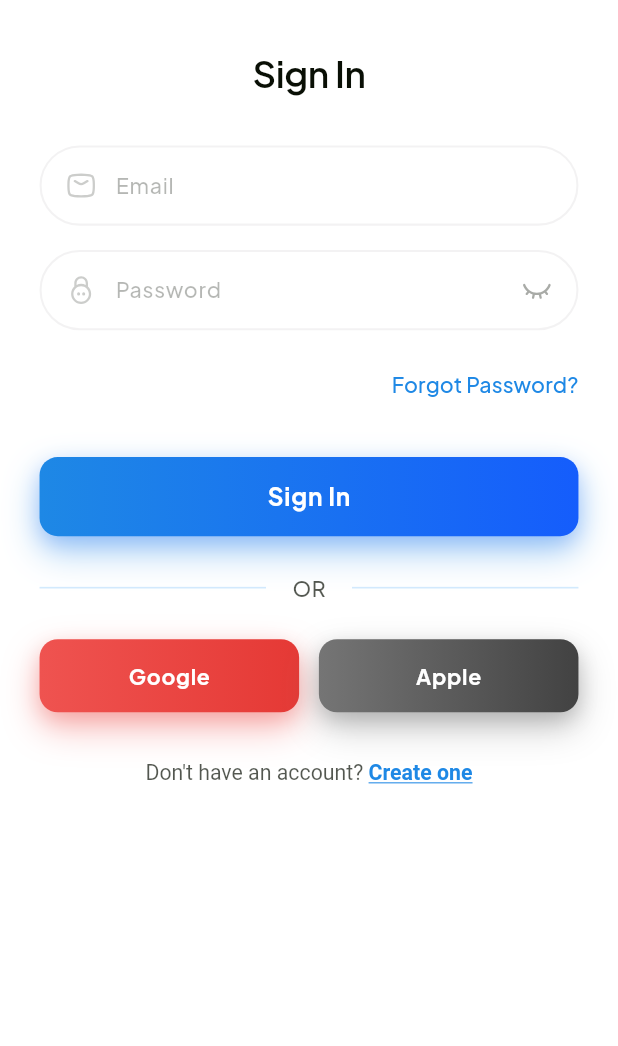
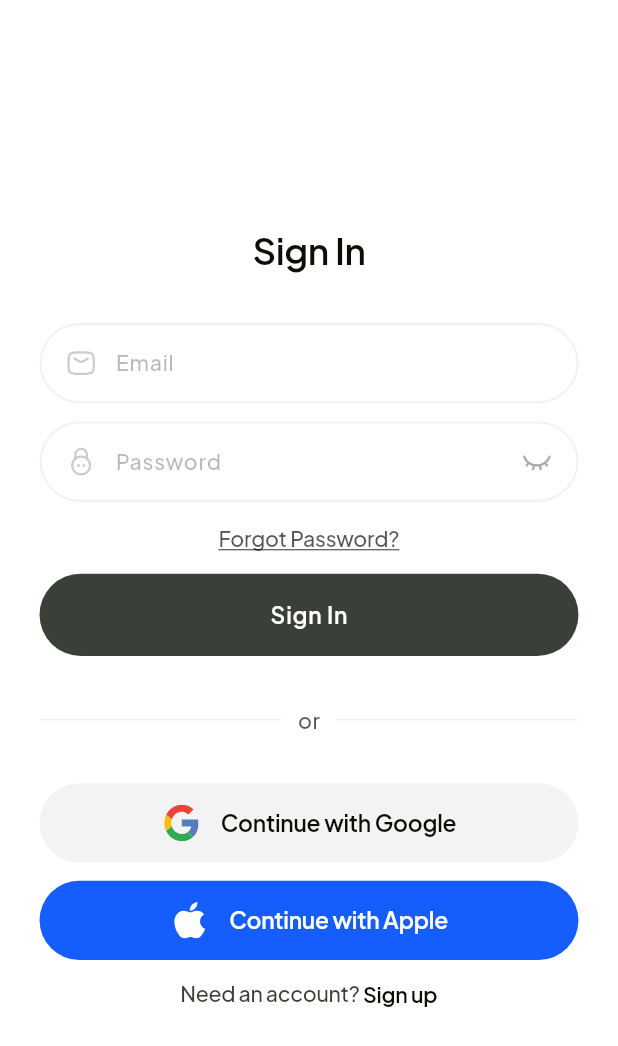
Before and after one commit to Iamsakeeb10/blue-leaf-guide, a Flutter app: the screen it shows after launch, after a tap on "Sign in", on a phone screen of 412 x 824 dp. Shown: the top 1046 px of the screen. Run offline on Flutter 3.47's test engine with Material 3 defaults, Android fonts, the phone set to English and light mode, and no system bars; our stand-ins replace flutter_screenutil, flutter_svg, go_router, google_fonts.

Commit message:
finished sign in screen

```diff
--- a/lib/features/auth/presentation/screens/sign_in_screen.dart
+++ b/lib/features/auth/presentation/screens/sign_in_screen.dart
@@ -2,7 +2,6 @@
 import 'package:flutter_screenutil/flutter_screenutil.dart';
 
 import '../../../../app/theme/app_colors.dart';
-import '../../../../app/utils/sizes.dart';
 import '../../../../shared/widgets/button.dart';
 import '../../../../shared/widgets/text_field.dart' as CustomTextField;
 import '../../../onboarding/presentation/widgets/onboarding_widgets.dart';
@@ -17,22 +16,27 @@
 
     return Scaffold(
       backgroundColor: Colors.white,
+      resizeToAvoidBottomInset: true,
       body: SafeArea(
         child: LayoutBuilder(
           builder: (context, constraints) {
             return SingleChildScrollView(
-              padding: EdgeInsets.symmetric(horizontal: 24.w, vertical: 32.h),
+              physics: const BouncingScrollPhysics(),
               child: ConstrainedBox(
                 constraints: BoxConstraints(minHeight: constraints.maxHeight),
-                child: IntrinsicHeight(
+                child: Padding(
+                  padding: EdgeInsets.symmetric(
+                    horizontal: 24.w,
+                    vertical: 32.h,
+                  ),
+                  child: Center(
                     child: Column(
+                      mainAxisSize: MainAxisSize.min,
                       crossAxisAlignment: CrossAxisAlignment.stretch,
                       children: [
-                      // Title
                         const OnboardingTitle(text: 'Sign In'),
                         SizedBox(height: 32.h),
 
-                      // Email Field
                         CustomTextField.TextField(
                           controller: emailController,
                           label: 'Email',
@@ -41,9 +45,8 @@
                           textInputAction: TextInputAction.next,
                           prefixIconSvg: 'assets/icons/svg/mail.svg',
                         ),
-                      SizedBox(height: 16.h),
+                        SizedBox(height: 12.h),
 
-                      // Password Field
                         CustomTextField.TextField(
                           controller: passwordController,
                           label: 'Password',
@@ -53,11 +56,9 @@
                           suffixIconSvg: 'assets/icons/svg/eye-closed.svg',
                           prefixIconSvg: 'assets/icons/svg/lock.svg',
                         ),
-                      SizedBox(height: 12.h),
 
-                      // Forgot Password
                         Align(
-                        alignment: Alignment.centerRight,
+                          alignment: Alignment.center,
                           child: TextButton(
                             onPressed: () {},
                             style: TextButton.styleFrom(
@@ -67,113 +68,90 @@
                             child: Text(
                               'Forgot Password?',
                               style: TextStyle(
-                              fontSize: AppFontSize.s14,
-                              color: AppColors.primary,
+                                color: AppColors.textPrimary.withOpacity(0.7),
+                                fontSize: 14.sp, // Font Size/14
+                                height: 1.40, // line-height: 140%
+                                letterSpacing: -0.01 * 14, // -1% of font size
+                                decoration: TextDecoration.underline,
+                                decorationStyle: TextDecorationStyle.solid,
+                                decorationThickness:
+                                    0.07 * 14, // 7% of font-size
+                                decorationColor: AppColors
+                                    .textPrimary, // optional: matches text color
                                 fontWeight: FontWeight.w500,
                               ),
                             ),
                           ),
                         ),
-                      SizedBox(height: 24.h),
-
-                      // Sign In Button
                         Button(
                           onPressed: () {},
                           text: 'Sign In',
-                        height: 52.h,
-                        borderRadius: BorderRadius.circular(12.r),
-                        fontSize: AppFontSize.s16,
+                          height: 54.h,
+                          borderRadius: BorderRadius.circular(32.r),
+                          fontSize: 15.sp,
+                          fontWeight: FontWeight.w600,
+                          textColor: Colors.white,
+                          backgroundColor: AppColors.textPrimary.withOpacity(
+                            0.8,
                           ),
-                      SizedBox(height: 24.h),
+                        ),
+                        SizedBox(height: 32.h),
 
-                      // OR Divider
                         Row(
                           children: [
                             Expanded(
                               child: Divider(
-                              color: AppColors.tint.withOpacity(0.4),
+                                color: AppColors.textPrimary.withOpacity(0.05),
                                 thickness: 1.w,
                               ),
                             ),
                             Padding(
-                            padding: EdgeInsets.symmetric(horizontal: 16.w),
+                              padding: EdgeInsets.symmetric(horizontal: 10.w),
                               child: Text(
-                              'OR',
+                                'or',
                                 style: TextStyle(
-                                fontSize: AppFontSize.s14,
-                                color: AppColors.textSecondary,
+                                  fontSize: 14.sp,
+                                  color: AppColors.textPrimary.withOpacity(0.7),
                                   fontWeight: FontWeight.w500,
                                 ),
                               ),
                             ),
                             Expanded(
                               child: Divider(
-                              color: AppColors.tint.withOpacity(0.4),
+                                color: AppColors.textPrimary.withOpacity(0.05),
                                 thickness: 1.w,
-                            ),
-                          ),
-                        ],
-                      ),
-                      SizedBox(height: 24.h),
-
-                      // Social Buttons
-                      Row(
-                        children: [
-                          Expanded(
-                            child: Button(
-                              onPressed: () {},
-                              text: 'Google',
-                              height: 48.h,
-                              borderRadius: BorderRadius.circular(12.r),
-                              fontSize: AppFontSize.s14,
-                              gradientColors: [
-                                Colors.red[400]!,
-                                Colors.red[600]!,
-                              ],
-                            ),
-                          ),
-                          SizedBox(width: 12.w),
-                          Expanded(
-                            child: Button(
-                              onPressed: () {},
-                              text: 'Apple',
-                              height: 48.h,
-                              borderRadius: BorderRadius.circular(12.r),
-                              fontSize: AppFontSize.s14,
-                              gradientColors: [
-                                Colors.grey[600]!,
-                                Colors.grey[800]!,
-                              ],
                               ),
                             ),
                           ],
                         ),
                         SizedBox(height: 32.h),
 
-                      // Sign Up Link
-                      Center(
-                        child: RichText(
-                          text: TextSpan(
-                            text: "Don't have an account? ",
-                            style: TextStyle(
-                              fontSize: AppFontSize.s14,
-                              color: AppColors.textSecondary,
-                              fontWeight: FontWeight.w400,
+                        SocialButton(
+                          icon: 'assets/icons/svg/google.svg',
+                          text: 'Continue with Google',
+                          onTap: () {},
                         ),
-                            children: [
-                              TextSpan(
-                                text: 'Create one',
-                                style: TextStyle(
-                                  color: AppColors.primary,
-                                  fontWeight: FontWeight.w600,
-                                  decoration: TextDecoration.underline,
+
+                        SizedBox(height: 12.h),
+
+                        SocialButton(
+                          icon: 'assets/icons/svg/apple.svg',
+                          text: 'Continue with Apple',
+                          backgroundColor: AppColors.brand500,
+                          textColor: Colors.white,
+                          onTap: () {},
                         ),
+                        SizedBox(height: 12.h),
+
+                        AlreadyHaveAccountText(
+                          firstText: "Need an account? ",
+                          secondText: "Sign up",
+                          onSecondTextTap: () {
+                            // Custom navigation
+                          },
                         ),
                       ],
                     ),
-                        ),
-                      ),
-                    ],
                   ),
                 ),
               ),
--- a/lib/features/onboarding/presentation/widgets/onboarding_widgets.dart
+++ b/lib/features/onboarding/presentation/widgets/onboarding_widgets.dart
@@ -142,7 +142,20 @@
 
 // Already Have Account Text Widget
 class AlreadyHaveAccountText extends StatelessWidget {
-  const AlreadyHaveAccountText({super.key});
+  final String firstText;
+  final String secondText;
+  final TextStyle? firstTextStyle;
+  final TextStyle? secondTextStyle;
+  final VoidCallback? onSecondTextTap;
+
+  const AlreadyHaveAccountText({
+    super.key,
+    this.firstText = 'Already have an account? ',
+    this.secondText = 'Sign in',
+    this.firstTextStyle,
+    this.secondTextStyle,
+    this.onSecondTextTap,
+  });
 
   @override
   Widget build(BuildContext context) {
@@ -150,8 +163,10 @@
       mainAxisAlignment: MainAxisAlignment.center,
       children: [
         Text(
-          'Already have an account? ',
-          style: TextStyle(
+          firstText,
+          style:
+              firstTextStyle ??
+              TextStyle(
                 fontSize: 14.sp,
                 fontWeight: FontWeight.w500,
                 height: 1.5, // Line height 150%
@@ -160,17 +175,21 @@
               ),
         ),
         InkWell(
-          onTap: () {
-            // Navigate to sign in
+          onTap:
+              onSecondTextTap ??
+              () {
+                // Default navigation
                 context.go('/sign-in');
               },
           child: Text(
-            'Sign in',
-            style: TextStyle(
+            secondText,
+            style:
+                secondTextStyle ??
+                TextStyle(
                   fontSize: 14.sp,
                   fontWeight: FontWeight.w600,
-              height: 1.3, // Line height 150%
-              letterSpacing: 14.sp * -0.01, // Letter spacing -1.5%
+                  height: 1.3, // Line height 130%
+                  letterSpacing: 14.sp * -0.01, // Letter spacing -1%
                   color: AppColors.textPrimary,
                 ),
           ),
--- a/lib/shared/widgets/button.dart
+++ b/lib/shared/widgets/button.dart
@@ -12,7 +12,7 @@
   final IconData? icon;
   final double? height;
   final double? width;
-  final List<Color>? gradientColors;
+  final Color? backgroundColor; // <-- new solid bg prop
   final BorderRadius? borderRadius;
   final Color? textColor;
   final double? fontSize;
@@ -29,7 +29,7 @@
     this.icon,
     this.height,
     this.width,
-    this.gradientColors,
+    this.backgroundColor, // <-- use this
     this.borderRadius,
     this.textColor,
     this.fontSize,
@@ -68,22 +68,14 @@
 
   @override
   Widget build(BuildContext context) {
-    final gradientColors =
-        widget.gradientColors ?? [AppColors.primary, AppColors.brand500];
-
     final borderRadius =
         widget.borderRadius ?? BorderRadius.circular(AppRadius.r16);
 
     final textColor = widget.textColor ?? AppColors.background;
-
     final fontSize = widget.fontSize ?? AppFontSize.s18;
-
     final fontWeight = widget.fontWeight ?? FontWeight.bold;
-
     final height = widget.height ?? 58.h;
-
     final width = widget.width ?? double.infinity;
-
     final loadingColor = widget.loadingIndicatorColor ?? AppColors.background;
 
     return ScaleTransition(
@@ -100,24 +92,22 @@
           height: height,
           padding: widget.padding,
           decoration: BoxDecoration(
-            gradient: LinearGradient(
-              colors: gradientColors,
-              begin: Alignment.centerLeft,
-              end: Alignment.centerRight,
-            ),
+            color: widget.backgroundColor ?? AppColors.primary,
             borderRadius: borderRadius,
-            boxShadow: [
-              BoxShadow(
-                color: gradientColors.first.withOpacity(0.4),
-                blurRadius: 20.r,
-                offset: Offset(0, 10.h),
-              ),
-              BoxShadow(
-                color: gradientColors.last.withOpacity(0.2),
-                blurRadius: 10.r,
-                offset: Offset(0, 5.h),
-              ),
-            ],
+            // boxShadow: [
+            //   BoxShadow(
+            //     color: (widget.backgroundColor ?? AppColors.primary)
+            //         .withOpacity(0.4),
+            //     blurRadius: 20.r,
+            //     offset: Offset(0, 10.h),
+            //   ),
+            //   BoxShadow(
+            //     color: (widget.backgroundColor ?? AppColors.primary)
+            //         .withOpacity(0.2),
+            //     blurRadius: 10.r,
+            //     offset: Offset(0, 5.h),
+            //   ),
+            // ],
           ),
           child: Center(
             child: widget.isLoading
```
Lines whose indentation alone changed are shown as unchanged.
